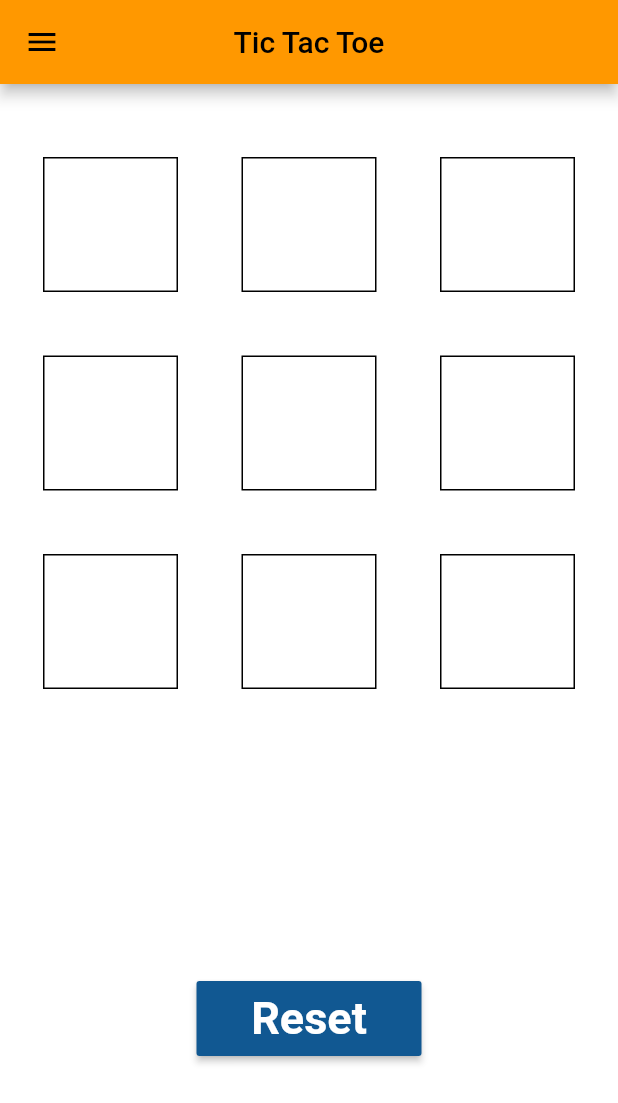
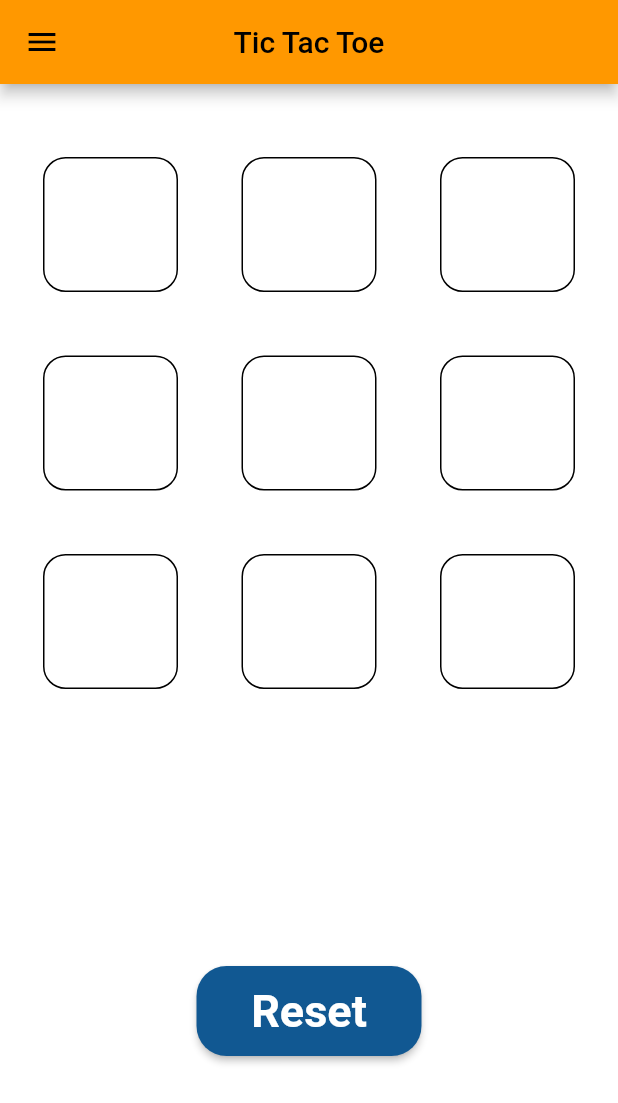
Before and after one commit to EDR3X/myApp, a Flutter app: the HomePage screen opened directly, on a phone screen of 412 x 824 dp. Shown: the top 1103 px of the screen. Run offline on Flutter 3.47's test engine with Material 2 defaults, Android fonts, the phone set to English and light mode, and no system bars.

Commit message:
made changes to tic tac toe

```diff
--- a/lib/screens/tictactoe.dart
+++ b/lib/screens/tictactoe.dart
@@ -16,39 +16,46 @@ class _HomePageState extends State<HomePage> {
     height: 90,
     child: DecoratedBox(
       child: const Icon(
-        Icons.cancel,
+        Icons.cancel_outlined,
+        color: Colors.white,
         size: 90,
       ),
       decoration: BoxDecoration(
-        color: const Color.fromARGB(255, 255, 255, 255),
+        color: Color.fromARGB(255, 238, 26, 26),
+        borderRadius: BorderRadius.circular(15),
         border: Border.all(
           color: Colors.black,
         ),
       ),
     ),
   );
+
   var circle = SizedBox(
     width: 90,
     height: 90,
     child: DecoratedBox(
       child: const Icon(
-        Icons.circle_rounded,
+        Icons.circle_outlined,
+        color: Colors.white,
         size: 90,
       ),
       decoration: BoxDecoration(
-        color: const Color.fromARGB(255, 255, 255, 255),
+        color: Color.fromARGB(255, 30, 33, 235),
+        borderRadius: BorderRadius.circular(15),
         border: Border.all(
           color: Colors.black,
         ),
       ),
     ),
   );
+
   var edit = SizedBox(
     width: 90,
     height: 90,
     child: DecoratedBox(
       decoration: BoxDecoration(
         color: const Color.fromARGB(255, 255, 255, 255),
+        borderRadius: BorderRadius.circular(15),
         border: Border.all(
           color: Colors.black,
         ),
@@ -184,12 +191,12 @@ class _HomePageState extends State<HomePage> {
           ),
           Expanded(
             child: GridView.builder(
-                padding: const EdgeInsets.all(10),
+                padding: const EdgeInsets.all(8),
                 gridDelegate: const SliverGridDelegateWithFixedCrossAxisCount(
                   crossAxisCount: 3,
                   childAspectRatio: 1.0,
-                  crossAxisSpacing: 5,
-                  mainAxisSpacing: 5,
+                  crossAxisSpacing: 1,
+                  mainAxisSpacing: 1,
                 ),
                 itemCount: gameState.length,
                 itemBuilder: (context, i) => SizedBox(
@@ -204,17 +211,18 @@ class _HomePageState extends State<HomePage> {
                     )),
           ),
           const SizedBox(
-            height: 50,
+            height: 40,
           ),
           Text(
             message,
             style: const TextStyle(fontWeight: FontWeight.bold, fontSize: 25),
           ),
-          Container(
-            child: MaterialButton(
+          MaterialButton(
+            shape:
+                RoundedRectangleBorder(borderRadius: BorderRadius.circular(20)),
             color: const Color.fromARGB(255, 17, 88, 146),
             minWidth: 150,
-              height: 50,
+            height: 60,
             onPressed: () {
               resetGame();
             },
@@ -226,7 +234,6 @@ class _HomePageState extends State<HomePage> {
                   fontWeight: FontWeight.bold),
             ),
           ),
-          ),
           const SizedBox(
             height: 120,
           )
--- a/pubspec.yaml
+++ b/pubspec.yaml
@@ -115,7 +115,7 @@ flutter_native_splash:
   # parameters from above. If the image_dark parameter is specified, color_dark or
   # background_image_dark must be specified.  color_dark and background_image_dark cannot both be
   # set.
-  color_dark: "#3c2d2d"
+  color_dark: "#f56767"
   #background_image_dark: "assets/dark-background.png"
   image_dark: assets/itachi_1000_dark.png
 
```
Also changed, not shown: 4 other files. Lines whose indentation alone changed are shown as unchanged.
